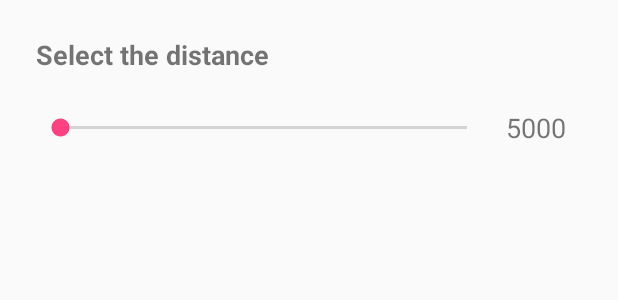
After one commit to JuanAlejandro/Postaround, an Android app: the layout dialog_select_distance.xml on its own in the app's theme, with its tools: preview values and no code run, on a phone screen of 412 x 824 dp. The commit adds this screen. Shown: the top 300 px of the screen. Run offline under Robolectric (Android 15) with nearby library versions, the light colour scheme and no system bars.

Commit message:
Getting recent media within a distance

```diff
--- a/app/src/main/java/work/juanhernandez/postaround/data/request/RecentMediaRequest.java
+++ b/app/src/main/java/work/juanhernandez/postaround/data/request/RecentMediaRequest.java
@@ -11,13 +11,13 @@ public class RecentMediaRequest {
 
     double lng;
 
-    long distance;
+    int distance;
 
     String accessToken;
 
     int count;
 
-    public RecentMediaRequest(double lat, double lng, long distance, String accessToken, int count) {
+    public RecentMediaRequest(double lat, double lng, int distance, String accessToken, int count) {
         this.lat = lat;
         this.lng = lng;
         this.distance = distance;
@@ -33,7 +33,7 @@ public class RecentMediaRequest {
         return lng;
     }
 
-    public long getDistance() {
+    public int getDistance() {
         return distance;
     }
 
--- a/app/src/main/java/work/juanhernandez/postaround/data/retrofit/recentmedia/RecentMediaDataSource.java
+++ b/app/src/main/java/work/juanhernandez/postaround/data/retrofit/recentmedia/RecentMediaDataSource.java
@@ -14,7 +14,7 @@ public interface RecentMediaDataSource {
     @GET("v1/media/search")
     Observable<RecentMediaResponse> getRecentMedia(@Query("lat") double lat,
                                                    @Query("lng") double lng,
-                                                   @Query("distance") long distance,
+                                                   @Query("distance") int distance,
                                                    @Query("access_token") String accessToken,
                                                    @Query("count") int count);
 }
--- a/app/src/main/java/work/juanhernandez/postaround/data/retrofit/recentmedia/RecentMediaRemoteDataSource.java
+++ b/app/src/main/java/work/juanhernandez/postaround/data/retrofit/recentmedia/RecentMediaRemoteDataSource.java
@@ -31,7 +31,7 @@ public class RecentMediaRemoteDataSource implements RecentMediaDataSource {
     }
 
     @Override
-    public Observable<RecentMediaResponse> getRecentMedia(double lat, double lng, long distance,
+    public Observable<RecentMediaResponse> getRecentMedia(double lat, double lng, int distance,
                                                           String accessToken, int count) {
         return this.api.getRecentMedia(lat, lng, distance, accessToken, count);
     }
--- /dev/null
+++ b/app/src/main/res/layout/dialog_select_distance.xml
@@ -0,0 +1,41 @@
+<?xml version="1.0" encoding="utf-8"?>
+<RelativeLayout xmlns:android="http://schemas.android.com/apk/res/android"
+    android:layout_width="match_parent"
+    android:layout_height="match_parent"
+    android:orientation="vertical"
+    android:padding="@dimen/padding_large">
+
+    <TextView
+        android:id="@+id/tvSelectTheDistance"
+        android:layout_width="wrap_content"
+        android:layout_height="wrap_content"
+        android:text="@string/select_the_distance"
+        android:textSize="@dimen/text_size_medium"
+        android:textStyle="bold" />
+
+    <LinearLayout
+        android:layout_width="match_parent"
+        android:layout_height="wrap_content"
+        android:layout_below="@id/tvSelectTheDistance"
+        android:layout_marginTop="@dimen/margin_large"
+        android:orientation="horizontal"
+        android:gravity="center_vertical"
+        android:weightSum="6">
+
+        <SeekBar
+            android:id="@+id/sbDistanceSelector"
+            android:layout_width="0dp"
+            android:layout_height="wrap_content"
+            android:layout_weight="5"/>
+
+        <TextView
+            android:id="@+id/tvDistance"
+            android:layout_width="0dp"
+            android:layout_height="wrap_content"
+            android:text="@string/distance_sample"
+            android:gravity="center"
+            android:textSize="@dimen/text_size_medium"
+            android:layout_weight="1"/>
+
+    </LinearLayout>
+</RelativeLayout>
--- a/app/src/main/res/layout/item_photo_feed.xml
+++ b/app/src/main/res/layout/item_photo_feed.xml
@@ -5,7 +5,7 @@
     android:layout_height="wrap_content"
     android:layout_margin="@dimen/margin_small"
     android:background="@android:color/white"
-    app:cardElevation="@dimen/card_elevation">
+    app:cardElevation="@dimen/small_elevation">
 
     <RelativeLayout
         android:layout_width="match_parent"
--- a/app/src/main/res/values/dimens.xml
+++ b/app/src/main/res/values/dimens.xml
@@ -1,10 +1,11 @@
 <?xml version="1.0" encoding="utf-8"?>
 <resources>
-    <dimen name="card_elevation">4dp</dimen>
+    <dimen name="small_elevation">4dp</dimen>
     <dimen name="margin_small">8dp</dimen>
     <dimen name="margin_medium">12dp</dimen>
     <dimen name="margin_large">24dp</dimen>
     <dimen name="padding_medium">12dp</dimen>
+    <dimen name="padding_large">24dp</dimen>
     <dimen name="text_margin">16dp</dimen>
     <dimen name="feed_header_height">40dp</dimen>
     <dimen name="profile_img_dimen">40dp</dimen>
--- a/app/src/main/res/values/strings.xml
+++ b/app/src/main/res/values/strings.xml
@@ -15,4 +15,8 @@
     <string name="where_are_you_right_now">Where are you right now?</string>
     <string name="go_to_feed">Go to feed</string>
     <string name="we_need_you_to_give_us_permission_to_access_to_your_location">We need you to give us permission to access to your location</string>
+    <string name="ok">OK</string>
+    <string name="cancel">CANCEL</string>
+    <string name="select_the_distance">Select the distance</string>
+    <string name="distance_sample">5000</string>
 </resources>
--- a/app/src/main/res/values/styles.xml
+++ b/app/src/main/res/values/styles.xml
@@ -1,7 +1,7 @@
 <resources>
 
     <!-- Base application theme. -->
-    <style name="AppTheme" parent="Theme.AppCompat.Light.DarkActionBar">
+    <style name="AppTheme" parent="Theme.AppCompat.Light.NoActionBar">
         <!-- Customize your theme here. -->
         <item name="colorPrimary">@color/colorPrimary</item>
         <item name="colorPrimaryDark">@color/colorPrimaryDark</item>
```
Also changed, not shown: app/src/main/java/work/juanhernandez/postaround/ui/feed/FeedActivity.java (+77 -9 lines), app/src/main/res/layout/activity_feed.xml (+42 -2 lines), app/src/main/res/drawable-hdpi/ruler.png (added), app/src/main/res/drawable-mdpi/ruler.png (added), app/src/main/res/drawable-xhdpi/ruler.png (added), app/src/main/res/drawable-xxhdpi/ruler.png (added), app/src/main/res/drawable-xxxhdpi/ruler.png (added).
